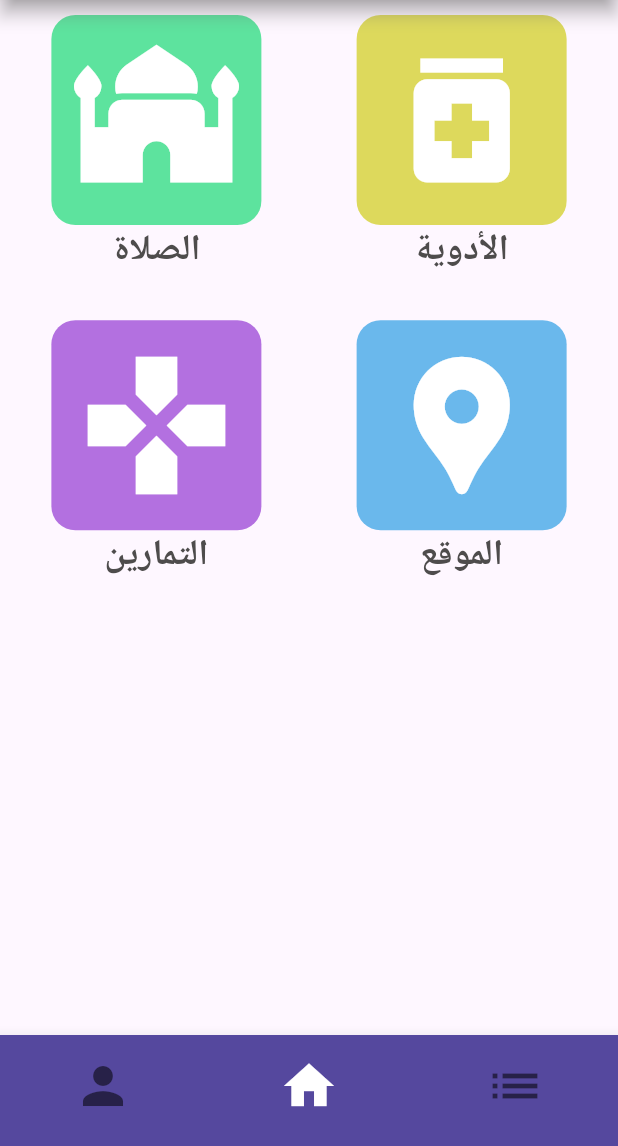
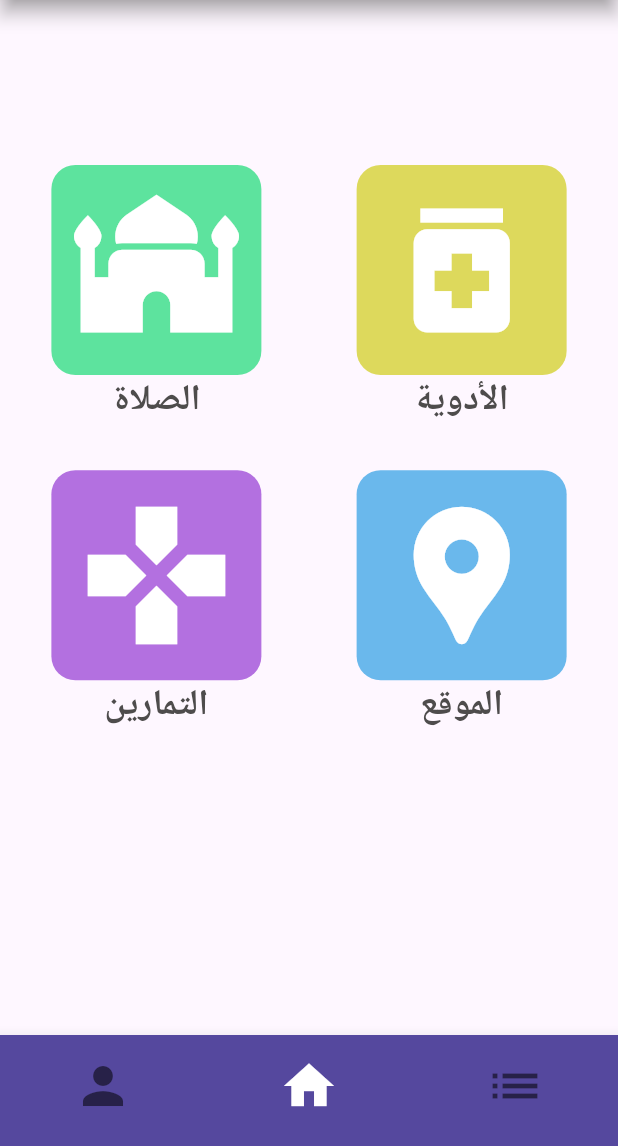
Before and after one commit to Sondosgit/aoun_p, a Flutter app: the screen it shows after launch, on a phone screen of 412 x 824 dp, the part 90-1236 px from its top. Run offline on Flutter 3.47's test engine with Material 3 defaults, Android fonts, the phone set to English and light mode, and no system bars.

Commit message:
home modified

```diff
--- a/lib/homepage.dart
+++ b/lib/homepage.dart
@@ -12,7 +12,12 @@ class _HomePageState extends State<HomePage> {
 
   List<Widget> listwidget = [
     Text("1"),
-    YourCustomScrollView(),
+
+   Center(
+  child: Padding(
+    padding: EdgeInsets.only(top: 100),
+    child:
+        YourCustomScrollView())),
     Text("3"),
   ];
 
```
